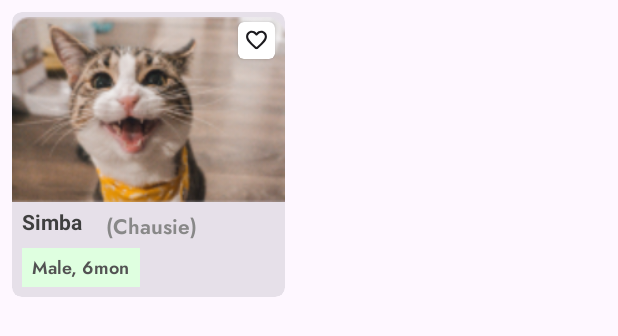
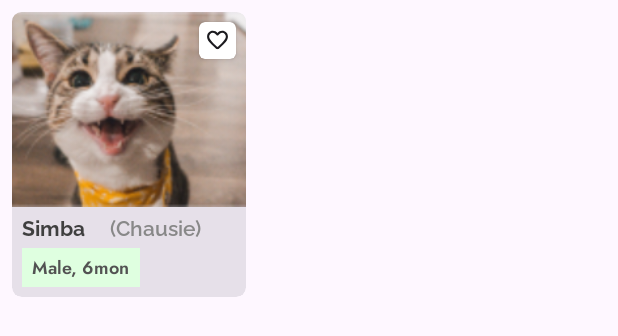
Before and after one commit to mehadishakil/PETOPIA, an Android app: the layout adopt_pet_card_design_layout.xml on its own in the app's theme, with its tools: preview values and no code run, on a phone screen of 412 x 824 dp. Shown: the top 336 px of the screen. Run offline under Robolectric (Android 15) with nearby library versions, the phone set to English and light mode, and no system bars; Roboto replaces fonts that are not available here.

```diff
--- a/app/src/main/java/com/example/petopia/adapter/PetAdapter.java
+++ b/app/src/main/java/com/example/petopia/adapter/PetAdapter.java
@@ -57,9 +57,7 @@ public class PetAdapter extends RecyclerView.Adapter<PetAdapter.PetViewHolder> i
         Glide.with(context)
                 .load(imageUrl)
                 .placeholder(R.drawable.loading_image)
-                .error(R.drawable.error_image)
                 .into(holder.yourPetImage);
-
         holder.yourPetName.setText(pet.getPetName());
     }
 
--- a/app/src/main/java/com/example/petopia/adapter/PetAdoptionAdapter.kt
+++ b/app/src/main/java/com/example/petopia/adapter/PetAdoptionAdapter.kt
@@ -38,11 +38,10 @@ class PetAdoptionAdapter(private val AdoptPet: List<PetAdoption>, val context: C
         holder.category.text = presentPet.category
         holder.genderAge.text = presentPet.gender+", "+presentPet.age+" mo"
         val imageUrl =
-            "https://petopia-pet.000webhostapp.com/article_image/" + presentPet.image
+            "https://petopia-pet.000webhostapp.com/PetAdoptionImage/" + presentPet.image
         Glide.with(context)
             .load(imageUrl)
             .placeholder(R.drawable.loading_image)
-            .error(R.drawable.error_image)
             .into(holder.image)
     }
 
--- a/app/src/main/java/com/example/petopia/networking/ApiService.java
+++ b/app/src/main/java/com/example/petopia/networking/ApiService.java
@@ -34,7 +34,7 @@ public interface ApiService {
     @GET("get_articles.php")
     Call<List<Article>> getArticles();
 
-    @GET("get_articles.php")
+    @GET("get_adoptions.php")
     Call<List<PetAdoption>> getAdoptPet();
 
 
--- a/app/src/main/res/layout/activity_add_adoption.xml
+++ b/app/src/main/res/layout/activity_add_adoption.xml
@@ -138,7 +138,7 @@
                 android:layout_marginLeft="@dimen/_16sdp"
                 android:layout_marginTop="8dp"
                 android:layout_marginRight="@dimen/_16sdp"
-                android:hint="Pet Weight in (mg)"
+                android:hint="Pet Weight in (gm)"
                 android:inputType="numberDecimal"
                 android:minHeight="48dp"
                 app:layout_constraintEnd_toEndOf="parent"
@@ -197,7 +197,7 @@
                 android:layout_marginLeft="@dimen/_16sdp"
                 android:layout_marginTop="8dp"
                 android:layout_marginRight="@dimen/_16sdp"
-                android:hint="Contact Info"
+                android:hint="Contact Info (mobile)"
                 android:inputType="text"
                 android:minHeight="48dp"
                 app:layout_constraintEnd_toEndOf="parent"
--- a/app/src/main/res/layout/adopt_pet_card_design_layout.xml
+++ b/app/src/main/res/layout/adopt_pet_card_design_layout.xml
@@ -3,7 +3,7 @@
     xmlns:app="http://schemas.android.com/apk/res-auto"
     xmlns:tools="http://schemas.android.com/tools"
     android:id="@+id/AdoptPetCardDesign"
-    android:layout_width="@dimen/_140sdp"
+    android:layout_width="@dimen/_120sdp"
     android:layout_height="@dimen/_146sdp"
     android:layout_margin="8dp">
 
@@ -27,7 +27,7 @@
                 android:id="@+id/petAdopImg"
                 android:layout_width="match_parent"
                 android:layout_height="@dimen/_100sdp"
-                android:scaleType="fitCenter"
+                android:scaleType="centerCrop"
                 app:layout_constraintEnd_toEndOf="parent"
                 app:layout_constraintStart_toStartOf="parent"
                 app:layout_constraintTop_toTopOf="parent"
@@ -40,27 +40,28 @@
                 android:layout_height="@dimen/_20sdp"
                 android:layout_marginBottom="@dimen/_2sdp"
                 android:text="Simba"
+                android:gravity="center"
                 android:textColor="#3F3F3F"
                 android:textStyle="bold"
+                android:fontFamily="@font/raleway_bold"
                 android:layout_marginStart="@dimen/_5sdp"
                 app:layout_constraintStart_toStartOf="parent"
                 app:layout_constraintTop_toBottomOf="@+id/petAdopImg"
-                tools:textSize="16sp" />
+                tools:textSize="18sp" />
 
             <TextView
                 android:id="@+id/petAdoptCategory"
                 android:layout_width="wrap_content"
                 android:layout_height="@dimen/_20sdp"
                 android:layout_marginStart="16dp"
-                android:layout_marginBottom="@dimen/_2sdp"
-                android:fontFamily="@font/jost_semibold"
+                android:fontFamily="@font/raleway_semibold"
                 android:gravity="center"
                 android:text="(Chausie)"
                 android:textColor="#888888"
                 android:textStyle="bold"
                 app:layout_constraintStart_toEndOf="@+id/petAdoptName"
                 app:layout_constraintTop_toBottomOf="@+id/petAdopImg"
-                tools:textSize="12sp" />
+                tools:textSize="14sp" />
 
 
             <LinearLayout
```
Also changed, not shown: app/src/main/AndroidManifest.xml (+6 -4 lines), app/src/main/java/com/example/petopia/view/FragmentAdoptions.java (+39 -9 lines).
